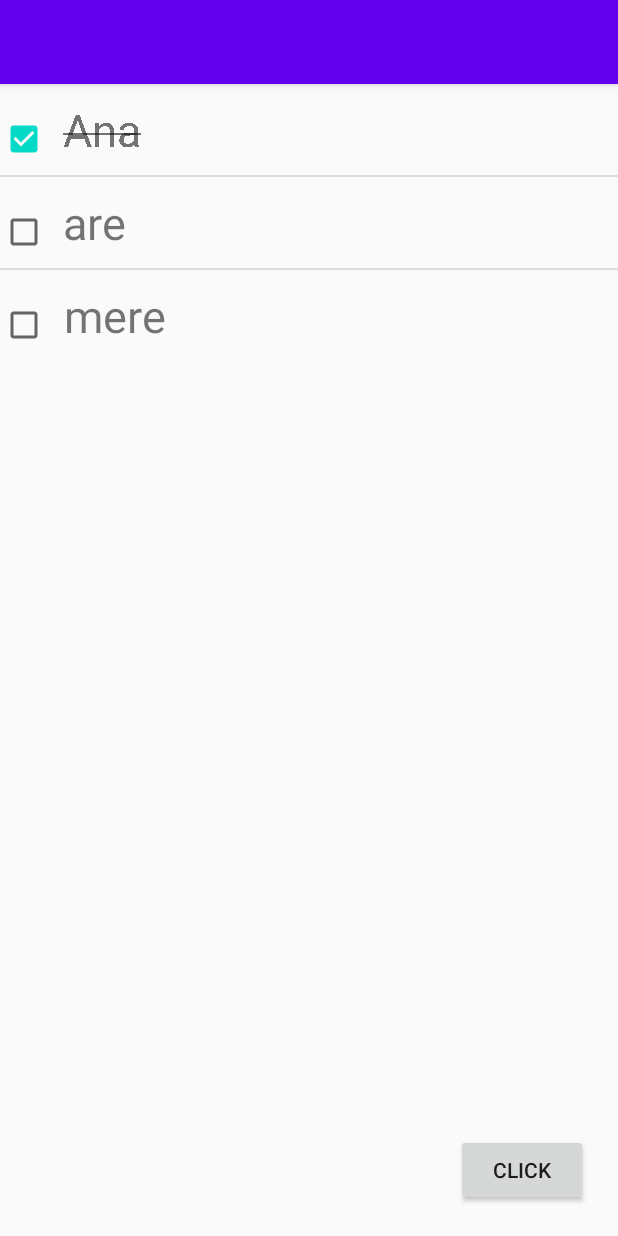
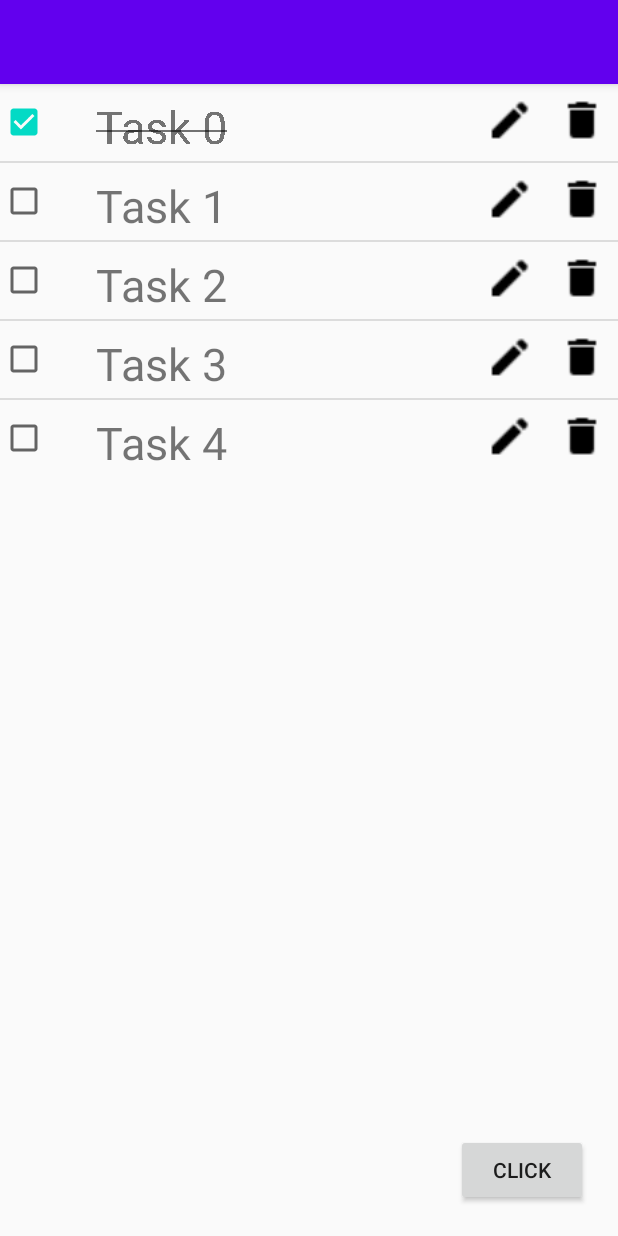
Before and after one commit to cipry13/ToDo_List_App, an Android app: the screen it shows after launch (MainActivity), after a tap on an icon or button, on a phone screen of 412 x 824 dp. Run offline under Robolectric (Android 15) with nearby library versions, the phone set to English and light mode, and no system bars.

Commit message:
Added Edit and Remove Task functionality

```diff
--- a/app/src/main/java/com/ch/android/todolist/Item.java
+++ b/app/src/main/java/com/ch/android/todolist/Item.java
@@ -2,7 +2,7 @@ package com.ch.android.todolist;
 
 public class Item {
     String name;
-    boolean isSelected;
+    boolean isSelected = false;
 
     public Item(){
 
@@ -24,7 +24,7 @@ public class Item {
         this.isSelected = isSelected;
     }
 
-    public boolean isSelected(){
+    public boolean getIsSelected(){
         return isSelected;
     }
 
--- a/app/src/main/java/com/ch/android/todolist/ItemAdapter.java
+++ b/app/src/main/java/com/ch/android/todolist/ItemAdapter.java
@@ -1,17 +1,23 @@
 package com.ch.android.todolist;
 
 import android.content.Context;
+import android.content.DialogInterface;
 import android.graphics.Paint;
 import android.text.Layout;
+import android.util.Log;
 import android.view.LayoutInflater;
 import android.view.View;
 import android.view.ViewGroup;
 import android.widget.ArrayAdapter;
 import android.widget.CheckBox;
+import android.widget.CompoundButton;
 import android.widget.EditText;
+import android.widget.ImageView;
 import android.widget.TextView;
 
 import java.util.ArrayList;
+
+import androidx.appcompat.app.AlertDialog;
 
 public class ItemAdapter extends ArrayAdapter<Item> {
 
@@ -35,6 +41,8 @@ public class ItemAdapter extends ArrayAdapter<Item> {
             holder = new ViewHolder();
             holder.tv = convertView.findViewById(R.id.item_name_text_view);
             holder.cb = convertView.findViewById(R.id.checkbox);
+            holder.editIV = convertView.findViewById(R.id.iv_edit);
+            holder.deleteIV = convertView.findViewById(R.id.iv_delete);
 
             convertView.setTag(holder);
         } else {
@@ -42,8 +50,10 @@ public class ItemAdapter extends ArrayAdapter<Item> {
         }
 
         Item item = items.get(position);
-        holder.cb.setChecked(item.isSelected());
+        holder.cb.setChecked(item.getIsSelected());
         holder.tv.setText(item.getItemName());
+
+
 
         holder.cb.setOnClickListener(new View.OnClickListener() {
             @Override
@@ -54,22 +64,105 @@ public class ItemAdapter extends ArrayAdapter<Item> {
                 } else {
                     items.get(position).setIsSelected(false);
                     holder.tv.setPaintFlags(holder.tv.getPaintFlags() & (~ Paint.STRIKE_THRU_TEXT_FLAG));
-
-
                 }
             }
         });
+/*
+        holder.cb.setOnCheckedChangeListener(new CompoundButton.OnCheckedChangeListener() {
+            @Override
+            public void onCheckedChanged(CompoundButton buttonView, boolean isChecked) {
+                if (holder.cb.isChecked()) {
+                    items.get(position).setIsSelected(true);
+                    holder.tv.setPaintFlags(Paint.STRIKE_THRU_TEXT_FLAG);
+                } else {
+                    items.get(position).setIsSelected(false);
+                    holder.tv.setPaintFlags(holder.tv.getPaintFlags() & (~ Paint.STRIKE_THRU_TEXT_FLAG));
+
+                }
+
+            }
+
+        });
+
+*/
+        holder.editIV.setOnClickListener(new View.OnClickListener() {
+            @Override
+            public void onClick(View v) {
+                AlertDialog.Builder builder1 = new AlertDialog.Builder(mContext);
+                builder1.setMessage("Modify task");
+                builder1.setCancelable(true);
+                final EditText input = new EditText(mContext);
+                input.setText(items.get(position).getItemName());
+                builder1.setView(input);
+
+                builder1.setPositiveButton(
+                        "Yes",
+                        new DialogInterface.OnClickListener() {
+                            public void onClick(DialogInterface dialog, int id) {
+                                items.get(position).setName(input.getText().toString());
+                                notifyDataSetChanged();
+                                dialog.cancel();
+                            }
+                        });
+
+                builder1.setNegativeButton(
+                        "No",
+                        new DialogInterface.OnClickListener() {
+                            public void onClick(DialogInterface dialog, int id) {
+                                dialog.cancel();
+                            }
+                        });
+
+                AlertDialog alert11 = builder1.create();
+                alert11.show();
+            }
+        });
+
+
+
+        holder.deleteIV.setOnClickListener(new View.OnClickListener() {
+            @Override
+            public void onClick(View v) {
+                AlertDialog.Builder builder1 = new AlertDialog.Builder(mContext);
+                builder1.setMessage("Are you sure you want to delete this task? \n" + items.get(position).getItemName());
+                builder1.setCancelable(true);
+
+                builder1.setPositiveButton(
+                        "Yes",
+                        new DialogInterface.OnClickListener() {
+                            public void onClick(DialogInterface dialog, int id) {
+                                items.remove(position);
+                                holder.tv.setPaintFlags(holder.tv.getPaintFlags() & (~ Paint.STRIKE_THRU_TEXT_FLAG));
+//                                Log.i("ItemAdapter: ",items.get(position).getItemName() + " + position:" + position + " + isChecked: " + items.get(position).getIsSelected());
+                                notifyDataSetChanged();
+                                dialog.cancel();
+                            }
+                        });
+
+                builder1.setNegativeButton(
+                        "No",
+                        new DialogInterface.OnClickListener() {
+                            public void onClick(DialogInterface dialog, int id) {
+                                dialog.cancel();
+                            }
+                        });
+
+                AlertDialog alert11 = builder1.create();
+                alert11.show();
+            }
+        });
+
 
         return convertView;
     }
     @Override
     public int getCount() {
         return items.size();
-
     }
 
     private class ViewHolder {
         TextView tv;
         CheckBox cb;
+        ImageView editIV, deleteIV;
     }
 }
--- a/app/src/main/java/com/ch/android/todolist/MainActivity.java
+++ b/app/src/main/java/com/ch/android/todolist/MainActivity.java
@@ -27,9 +27,10 @@ public class MainActivity extends AppCompatActivity {
 
         ListView listView = findViewById(R.id.item_list);
 
-        items.add(new Item("Ana"));
-        items.add(new Item("are"));
-        items.add(new Item("mere"));
+
+        for(int i = 0; i < 5; i++) {
+            items.add(new Item("Task " + i));
+        }
 
         adapter = new ItemAdapter(this, R.layout.list_item, items);
 
@@ -42,6 +43,7 @@ public class MainActivity extends AppCompatActivity {
             public void onClick(View v) {
                 MyDialogFragment mdf = new MyDialogFragment();
                 mdf.show(getSupportFragmentManager(), "My Dialog Fragment");
+                adapter.notifyDataSetChanged();
             }
         });
 
--- a/app/src/main/java/com/ch/android/todolist/MyDialogFragment.java
+++ b/app/src/main/java/com/ch/android/todolist/MyDialogFragment.java
@@ -35,6 +35,7 @@ public class MyDialogFragment extends DialogFragment {
                 else {
                     Toast.makeText(getActivity(), "Your text: " + nameEditText.getText().toString(), Toast.LENGTH_SHORT).show();
                     ((MainActivity)getActivity()).addItem(nameEditText.getText().toString());
+
                     getDialog().dismiss();
                 }
 
--- a/app/src/main/res/layout/list_item.xml
+++ b/app/src/main/res/layout/list_item.xml
@@ -1,14 +1,15 @@
 <?xml version="1.0" encoding="utf-8"?>
-<LinearLayout
+<RelativeLayout
     xmlns:android="http://schemas.android.com/apk/res/android"
-    android:orientation="horizontal"
+    android:orientation="vertical"
     android:layout_width="match_parent"
-    android:layout_height="match_parent">
+    android:layout_height="wrap_content">
 
     <CheckBox
         android:id="@+id/checkbox"
         android:layout_width="wrap_content"
         android:layout_height="wrap_content"
+        android:padding="16dp"
 
         />
 
@@ -16,11 +17,34 @@
         android:id="@+id/item_name_text_view"
         android:layout_width="wrap_content"
         android:layout_height="wrap_content"
-        android:gravity="center"
         android:text="Text"
         android:textSize="30dp"
-        android:padding="10dp"
-
+        android:paddingTop="8dp"
+        android:layout_toRightOf="@id/checkbox"
+        android:layout_alignParentTop="true"
         />
 
-</LinearLayout>
+    <ImageView
+        android:id="@+id/iv_edit"
+        android:layout_width="48dp"
+        android:layout_height="48dp"
+        android:padding="8dp"
+        android:src="@drawable/edit_icon"
+        android:layout_toLeftOf="@id/iv_delete"
+        android:clickable="true"
+        android:focusable="true"
+        />
+
+    <ImageView
+        android:id="@+id/iv_delete"
+        android:layout_width="48dp"
+        android:layout_height="48dp"
+        android:padding="8dp"
+        android:src="@drawable/delete_icon"
+        android:layout_alignParentRight="true"
+        android:clickable="true"
+        android:focusable="true"
+        />
+
+
+</RelativeLayout>
```
Also changed, not shown: app/src/main/res/drawable-v24/delete_icon.png (added), app/src/main/res/drawable-v24/edit_icon.png (added).
